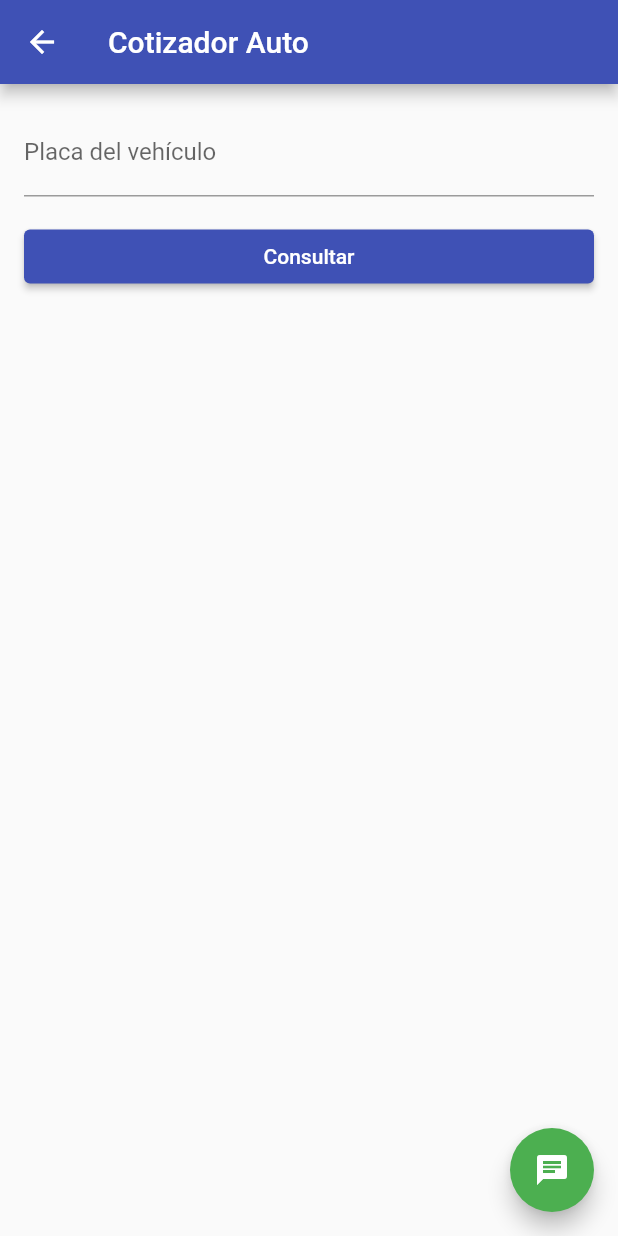
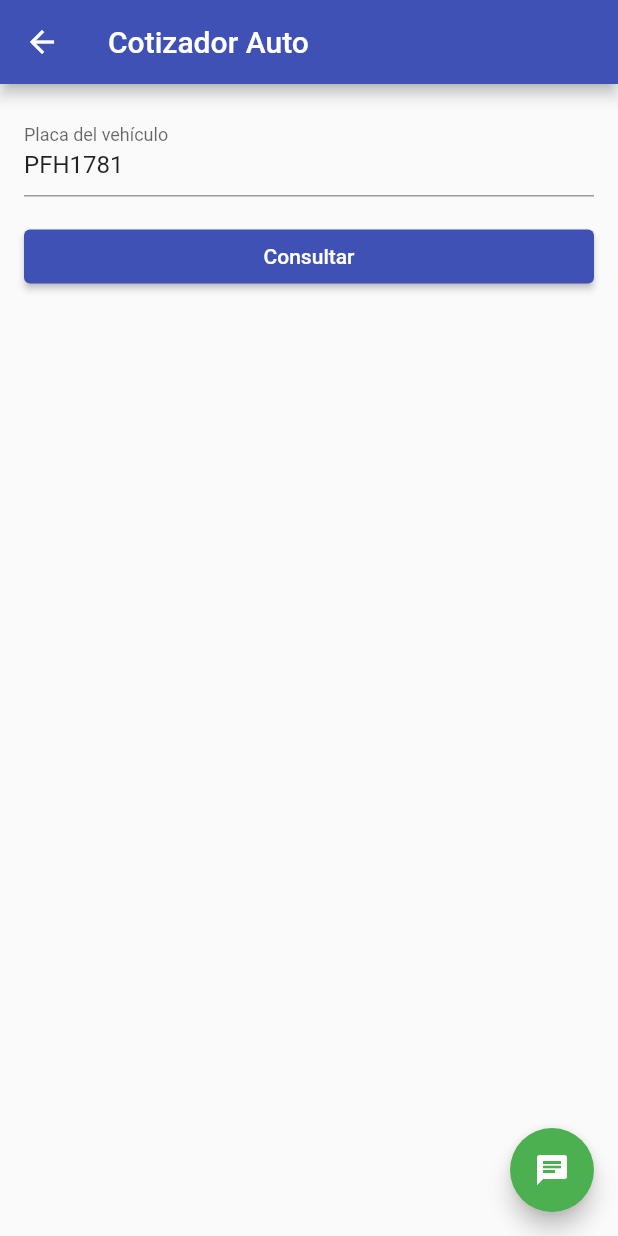
Before and after one commit to danielmmerino/cotizador_broker, a Flutter app: the PreferenciasCotizadorAutoPage screen opened directly, on a phone screen of 412 x 824 dp. Run offline on Flutter 3.47's test engine with Material 2 defaults, Android fonts, the phone set to English and light mode, and no system bars.

Commit message:
Pre-fill license plate in cotizador form

```diff
--- a/lib/pages/preferencias_cotizador_auto.dart
+++ b/lib/pages/preferencias_cotizador_auto.dart
@@ -17,7 +17,7 @@ class PreferenciasCotizadorAutoPage extends StatefulWidget {
 class _PreferenciasCotizadorAutoPageState
     extends State<PreferenciasCotizadorAutoPage> {
   final _formKey = GlobalKey<FormState>();
-  final _plateController = TextEditingController();
+  final _plateController = TextEditingController(text: 'PFH1781');
   final _service = VehicleInfoService();
 
   VehicleInfo? _info;
```
